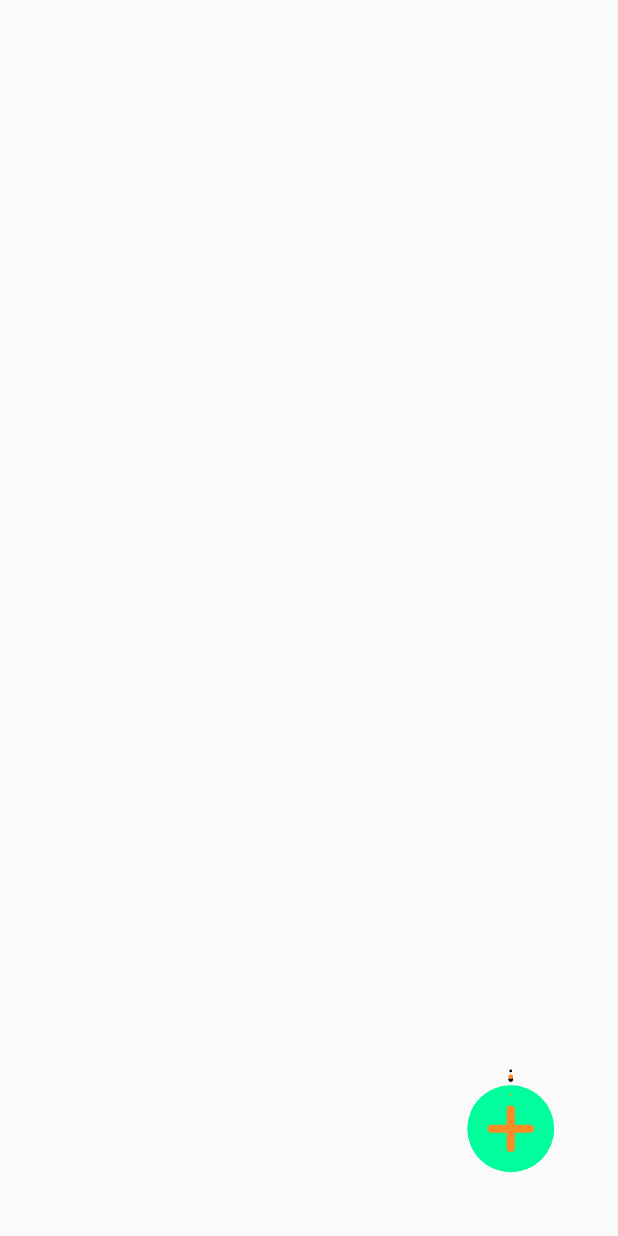
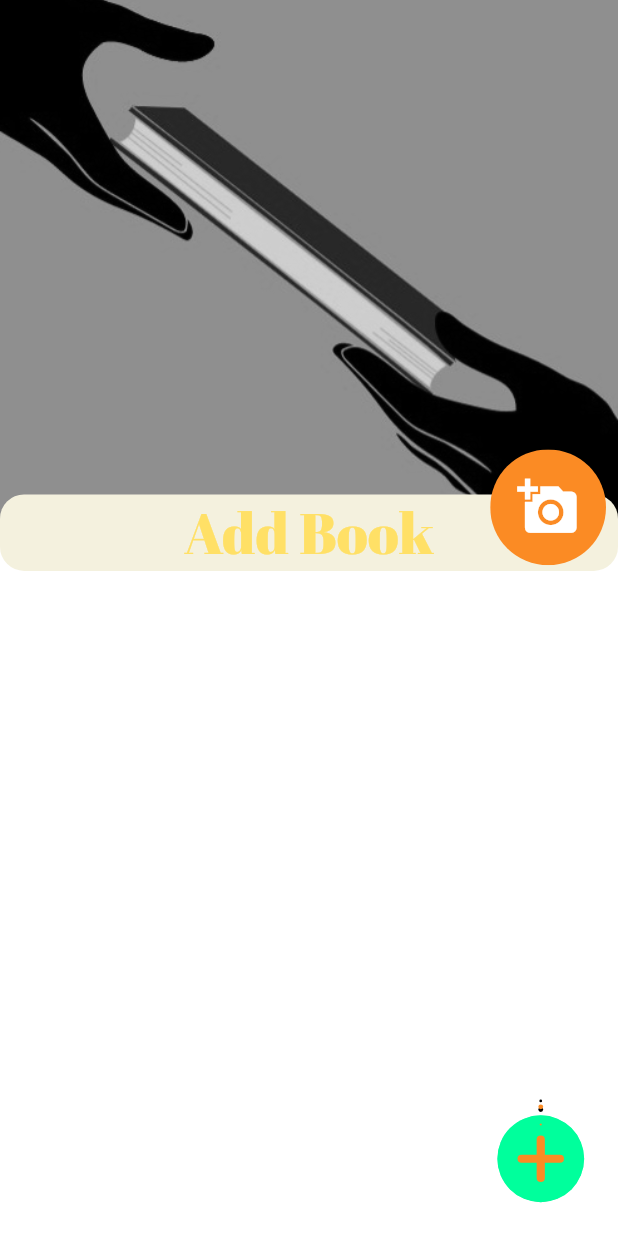
Before and after one commit to Sourav9063/uBookSharing, a Flutter app: the AddBookScreen screen opened directly, on a phone screen of 412 x 824 dp. Run offline on Flutter 3.47's test engine with Material 2 defaults, Android fonts, the phone set to English and light mode, and no system bars; our stand-ins replace cloud_firestore, firebase_auth, firebase_core, firebase_storage, flare_flutter, flutter_spinkit and 7 more; missing offline and left inert: dropdownfield; accounts and stored records are empty.

Commit message:
Add book design

```diff
--- a/lib/Components/CompoundWidgets.dart
+++ b/lib/Components/CompoundWidgets.dart
@@ -5,6 +5,50 @@ import 'package:flare_flutter/flare_actor.dart';
 import 'package:flutter/material.dart';
 import 'package:flutter_spinkit/flutter_spinkit.dart';
 import 'package:uBookSharing/BackEnd/Datas.dart';
+
+class BookImg extends StatelessWidget {
+  final String imglink;
+  final double radious;
+  const BookImg({Key key, this.imglink, this.radious}) : super(key: key);
+
+  @override
+  Widget build(BuildContext context) {
+    return Container(
+      decoration: BoxDecoration(
+        borderRadius: BorderRadius.circular(16),
+      ),
+      height: radious,
+      width: radious,
+      child: imglink == null
+          ? ColorFiltered(
+              colorFilter: ColorFilter.mode(Colors.white, BlendMode.color),
+              child: Image.asset(
+                'assets/img/bookSharingPink.jpg',
+                fit: BoxFit.cover,
+              ),
+            )
+          : Image.network(
+              imglink,
+              loadingBuilder: (BuildContext context, Widget child,
+                  ImageChunkEvent loadingProgress) {
+                if (loadingProgress == null) return child;
+                return Center(
+                  child: CircularProgressIndicator(
+                    strokeWidth: 7,
+                    value: loadingProgress.expectedTotalBytes != null
+                        ? loadingProgress.cumulativeBytesLoaded /
+                            loadingProgress.expectedTotalBytes
+                        : null,
+                  ),
+                );
+              },
+              fit: BoxFit.cover,
+              height: radious,
+              width: radious,
+            ),
+    );
+  }
+}
 
 class IconAccount extends StatelessWidget {
   const IconAccount({
@@ -105,81 +149,81 @@ class CustomDrawer extends StatelessWidget {
   }
 }
 
-class AnimetedGredian extends StatefulWidget {
-  AnimetedGredian({Key key, this.child, this.listColor, this.function})
-      : super(key: key);
-  final Widget child;
-  final List<Color> listColor;
-  final Function function;
+// class AnimetedGredian extends StatefulWidget {
+//   AnimetedGredian({Key key, this.child, this.listColor, this.function})
+//       : super(key: key);
+//   final Widget child;
+//   final List<Color> listColor;
+//   final Function function;
 
-  @override
-  _AnimetedGredianState createState() => _AnimetedGredianState();
-}
+//   @override
+//   _AnimetedGredianState createState() => _AnimetedGredianState();
+// }
 
-class _AnimetedGredianState extends State<AnimetedGredian> {
-  int rand = 1;
-  Alignment alb = Alignment.bottomLeft;
-  Alignment ale = Alignment.topRight;
-  void gredianAlign() {
-    rand = Random().nextInt(5) + 1;
+// class _AnimetedGredianState extends State<AnimetedGredian> {
+//   int rand = 1;
+//   Alignment alb = Alignment.bottomLeft;
+//   Alignment ale = Alignment.topRight;
+//   void gredianAlign() {
+//     rand = Random().nextInt(5) + 1;
 
-    setState(() {
-      if (rand == 1) {
-        alb = Alignment.bottomLeft;
-        ale = Alignment.topRight;
-      }
+//     setState(() {
+//       if (rand == 1) {
+//         alb = Alignment.bottomLeft;
+//         ale = Alignment.topRight;
+//       }
 
-      if (rand == 2) {
-        ale = Alignment.bottomLeft;
-        alb = Alignment.topRight;
-      }
+//       if (rand == 2) {
+//         ale = Alignment.bottomLeft;
+//         alb = Alignment.topRight;
+//       }
 
-      if (rand == 3) {
-        alb = Alignment.bottomRight;
-        ale = Alignment.topLeft;
-      }
-      if (rand == 4) {
-        ale = Alignment.bottomRight;
-        alb = Alignment.topLeft;
-      }
-      if (rand == 5) {
-        ale = Alignment.centerLeft;
-      }
-      if (rand == 6) {
-        alb = Alignment.centerRight;
-      }
-    });
-  }
+//       if (rand == 3) {
+//         alb = Alignment.bottomRight;
+//         ale = Alignment.topLeft;
+//       }
+//       if (rand == 4) {
+//         ale = Alignment.bottomRight;
+//         alb = Alignment.topLeft;
+//       }
+//       if (rand == 5) {
+//         ale = Alignment.centerLeft;
+//       }
+//       if (rand == 6) {
+//         alb = Alignment.centerRight;
+//       }
+//     });
+//   }
 
-  @override
-  Widget build(BuildContext context) {
-    return AnimatedContainer(
-      duration: Duration(milliseconds: 700),
-      curve: Curves.fastOutSlowIn,
-      height: CommonThings.size.height,
-      width: CommonThings.size.width,
-      decoration: BoxDecoration(
-        gradient: LinearGradient(
-          colors: widget.listColor == null
-              ? [
-                  Color(0xff000000),
-                  Color(0xff14213D),
-                  rand % 2 == 1 ? Colors.indigo : Colors.red,
+//   @override
+//   Widget build(BuildContext context) {
+//     return AnimatedContainer(
+//       duration: Duration(milliseconds: 700),
+//       curve: Curves.fastOutSlowIn,
+//       height: CommonThings.size.height,
+//       width: CommonThings.size.width,
+//       decoration: BoxDecoration(
+//         gradient: LinearGradient(
+//           colors: widget.listColor == null
+//               ? [
+//                   Color(0xff000000),
+//                   Color(0xff14213D),
+//                   rand % 2 == 1 ? Colors.indigo : Colors.red,
 
-                  Color(0xffFCA311),
+//                   Color(0xffFCA311),
 
-                  // Colors.white
-                ]
-              : widget.listColor,
-          begin: alb,
-          end: ale,
-        ),
-      ),
-      child: widget.child,
-      onEnd: widget.function,
-    );
-  }
-}
+//                   // Colors.white
+//                 ]
+//               : widget.listColor,
+//           begin: alb,
+//           end: ale,
+//         ),
+//       ),
+//       child: widget.child,
+//       onEnd: widget.function,
+//     );
+//   }
+// }
 
 class AlertsCompound extends StatelessWidget {
   final Color color;
--- a/lib/Screens/AddBookScreen.dart
+++ b/lib/Screens/AddBookScreen.dart
@@ -1,6 +1,10 @@
+import 'package:firebase_auth/firebase_auth.dart';
 import 'package:flutter/material.dart';
+import 'package:google_fonts/google_fonts.dart';
 import 'package:lottie/lottie.dart';
 import 'package:uBookSharing/BackEnd/Datas.dart';
+import 'package:uBookSharing/BackEnd/UploadIMG.dart';
+import 'package:uBookSharing/Components/CompoundWidgets.dart';
 
 class AddBookScreen extends StatefulWidget {
   AddBookScreen({Key key}) : super(key: key);
@@ -10,14 +14,85 @@ class AddBookScreen extends StatefulWidget {
 }
 
 class _AddBookScreenState extends State<AddBookScreen> {
+  String bookImgLink;
   @override
   Widget build(BuildContext context) {
     return Scaffold(
+      backgroundColor: Colors.white,
       body: Stack(
         children: [
           Positioned(
-            bottom: 20,
-            right: 20,
+            top: 0,
+            left: 0,
+            height: CommonThings.size.height * .40 + 20,
+            child: Container(
+              width: CommonThings.size.width,
+              child: BookImg(
+                radious: CommonThings.size.height * .40 + 20,
+                imglink: bookImgLink,
+              ),
+              // child: bookImgLink != null
+              //     ? Image.network(
+              //         bookImgLink,
+              //         fit: BoxFit.cover,
+              //       )
+              //     : Image.asset(
+              //         'assets/img/bookSharingPink.jpg',
+              //         fit: BoxFit.cover,
+              //       ),
+            ),
+          ),
+          Positioned(
+            top: CommonThings.size.height * .40,
+            right: 0,
+            width: CommonThings.size.width,
+            child: Container(
+              decoration: BoxDecoration(
+                  color: Color(0xfff4f1de),
+                  borderRadius: BorderRadius.circular(16)),
+              child: Column(
+                children: [
+                  Text(
+                    'Add Book',
+                    style: GoogleFonts.abrilFatface(
+                      color: Color(0xffffe066),
+                      fontSize: 38,
+                      // fontWeight: FontWeight.w500,
+                      // fontStyle: FontStyle.italic
+                    ),
+                  ),
+                ],
+              ),
+            ),
+          ),
+          Positioned(
+            right: 8,
+            top: CommonThings.size.height * .40 - 30,
+            child: ClipOval(
+              child: Container(
+                color: Theme.of(context).accentColor,
+                child: Padding(
+                  padding: const EdgeInsets.all(10.0),
+                  child: IconButton(
+                    icon: Icon(Icons.add_a_photo),
+                    onPressed: () async {
+                      await UploadIMG().getBookPic();
+                      bookImgLink = await UploadIMG().uploadBookPic(
+                          FirebaseAuth.instance.currentUser.email);
+                      setState(() {
+                        bookImgLink = bookImgLink;
+                      });
+                    },
+                    color: Colors.white,
+                    iconSize: CommonThings.size.width * .10,
+                  ),
+                ),
+              ),
+            ),
+          ),
+          Positioned(
+            bottom: 0,
+            right: 0,
             height: CommonThings.size.width * .25,
             width: CommonThings.size.width * .25,
             child:
--- a/pubspec.yaml
+++ b/pubspec.yaml
@@ -63,8 +63,6 @@ flutter:
     - assets/img/BookBack.jpg
     - assets/img/bookSharingBlue.jpg
     - assets/img/bookSharingPink.jpg
-    - assets/img/uSearch.jpg
-    - assets/img/uSearch2.jpg
     - assets/flr/lockStates.flr
     - assets/flr/BookLoading.flr
     - assets/flr/Background.flr
```
Also changed, not shown: lib/BackEnd/UploadIMG.dart (+5 -2 lines), assets/img/uSearch.jpg (deleted), assets/img/uSearch2.jpg (deleted).
